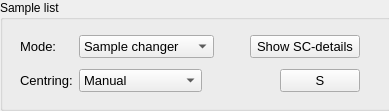
Before: the Qt Designer form Bricks/widgets/ui_files/Qt4_sample_changer_widget_layout.ui in mxcube/mxcubeqt, drawn with Qt 5.
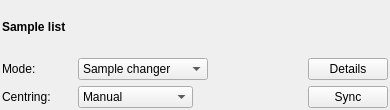
After: the same form once the commit is applied.

What changed in the file:
```diff
--- a/Bricks/widgets/ui_files/Qt4_sample_changer_widget_layout.ui
+++ b/Bricks/widgets/ui_files/Qt4_sample_changer_widget_layout.ui
@@ -6,67 +6,70 @@
    <rect>
     <x>0</x>
     <y>0</y>
-    <width>389</width>
-    <height>111</height>
+    <width>390</width>
+    <height>110</height>
    </rect>
   </property>
+  <property name="sizePolicy">
+   <sizepolicy hsizetype="Expanding" vsizetype="Expanding">
+    <horstretch>0</horstretch>
+    <verstretch>0</verstretch>
+   </sizepolicy>
+  </property>
+  <property name="maximumSize">
+   <size>
+    <width>32767</width>
+    <height>32767</height>
+   </size>
+  </property>
   <property name="windowTitle">
    <string>Form</string>
   </property>
-  <widget class="QGroupBox" name="sample_list_gbox">
-   <property name="geometry">
-    <rect>
-     <x>0</x>
-     <y>0</y>
-     <width>391</width>
-     <height>111</height>
-    </rect>
+  <layout class="QHBoxLayout">
+   <property name="spacing">
+    <number>0</number>
    </property>
-   <property name="title">
-    <string>Sample list</string>
+   <property name="margin">
+    <number>2</number>
    </property>
-   <widget class="QWidget" name="layoutWidget">
-    <property name="geometry">
-     <rect>
-      <x>20</x>
-      <y>30</y>
-      <width>340</width>
-      <height>67</height>
-     </rect>
-    </property>
-    <layout class="QVBoxLayout">
+   <item>
+    <layout class="QVBoxLayout" name="verticalLayout">
      <item>
-      <layout class="QHBoxLayout" name="_2">
-       <property name="margin">
-        <number>0</number>
+      <widget class="QLabel" name="label">
+       <property name="font">
+        <font>
+         <weight>75</weight>
+         <bold>true</bold>
+        </font>
        </property>
+       <property name="text">
+        <string>Sample list</string>
+       </property>
+      </widget>
+     </item>
+     <item>
+      <layout class="QHBoxLayout" name="horizontalLayout_2">
        <item>
-        <layout class="QHBoxLayout" name="_3">
-         <property name="spacing">
-          <number>22</number>
+        <widget class="QLabel" name="label_2">
+         <property name="sizePolicy">
+          <sizepolicy hsizetype="Fixed" vsizetype="Preferred">
+           <horstretch>0</horstretch>
+           <verstretch>0</verstretch>
+          </sizepolicy>
          </property>
-         <item>
-          <widget class="QLabel" name="filter_label">
-           <property name="font">
-            <font>
-             <pointsize>10</pointsize>
-            </font>
-           </property>
-           <property name="text">
-            <string>Mode:</string>
-           </property>
-           <property name="wordWrap">
-            <bool>false</bool>
-           </property>
-          </widget>
-         </item>
-         <item>
-          <widget class="QComboBox" name="filter_cbox">
-           <property name="font">
-            <font>
-             <pointsize>10</pointsize>
-            </font>
-           </property>
+         <property name="minimumSize">
+          <size>
+           <width>70</width>
+           <height>0</height>
+          </size>
+         </property>
+         <property name="text">
+          <string>Mode:</string>
+         </property>
+        </widget>
+       </item>
+       <item>
+        <widget class="QComboBox" name="filter_cbox">
            <item>
             <property name="text">
              <string>Sample changer</string>
@@ -87,21 +90,16 @@
              <string>Plate</string>
             </property>
            </item>
-          </widget>
-         </item>
-        </layout>
+        </widget>
        </item>
        <item>
-        <spacer name="hspacer_right">
+        <spacer name="horizontalSpacer_2">
          <property name="orientation">
           <enum>Qt::Horizontal</enum>
          </property>
-         <property name="sizeType">
-          <enum>QSizePolicy::Expanding</enum>
-         </property>
          <property name="sizeHint" stdset="0">
           <size>
-           <width>1</width>
+           <width>40</width>
            <height>20</height>
           </size>
          </property>
@@ -109,48 +107,42 @@
        </item>
        <item>
         <widget class="QPushButton" name="details_button">
-         <property name="minimumSize">
-          <size>
-           <width>110</width>
-           <height>0</height>
-          </size>
-         </property>
-         <property name="font">
-          <font>
-           <pointsize>10</pointsize>
-          </font>
+         <property name="sizePolicy">
+          <sizepolicy hsizetype="Fixed" vsizetype="Fixed">
+           <horstretch>0</horstretch>
+           <verstretch>0</verstretch>
+          </sizepolicy>
          </property>
          <property name="text">
-          <string>Show SC-details</string>
+          <string>Details</string>
          </property>
         </widget>
        </item>
       </layout>
      </item>
      <item>
-      <layout class="QHBoxLayout" name="_4">
+      <layout class="QHBoxLayout" name="horizontalLayout">
        <item>
-        <widget class="QLabel" name="centring_label">
-         <property name="font">
-          <font>
-           <pointsize>10</pointsize>
-          </font>
+        <widget class="QLabel" name="label_3">
+         <property name="sizePolicy">
+          <sizepolicy hsizetype="Fixed" vsizetype="Preferred">
+           <horstretch>0</horstretch>
+           <verstretch>0</verstretch>
+          </sizepolicy>
+         </property>
+         <property name="minimumSize">
+          <size>
+           <width>70</width>
+           <height>0</height>
+          </size>
          </property>
          <property name="text">
           <string>Centring:</string>
          </property>
-         <property name="wordWrap">
-          <bool>false</bool>
-         </property>
         </widget>
        </item>
        <item>
         <widget class="QComboBox" name="centring_cbox">
-         <property name="font">
-          <font>
-           <pointsize>10</pointsize>
-          </font>
-         </property>
          <property name="toolTip">
           <string>&lt;B&gt;Manual&lt;/B&gt; 3-Click centring &lt;BR&gt; &lt;B&gt;Semi Automatic&lt;/B&gt; - Gives the possibility to confirm centring &lt;BR&gt; &lt;B&gt;Fully Automatic&lt;/B&gt; - Continues without waiting for confirmation</string>
          </property>
@@ -176,12 +168,9 @@
          <property name="orientation">
           <enum>Qt::Horizontal</enum>
          </property>
-         <property name="sizeType">
-          <enum>QSizePolicy::Expanding</enum>
-         </property>
          <property name="sizeHint" stdset="0">
           <size>
-           <width>1</width>
+           <width>40</width>
            <height>20</height>
           </size>
          </property>
@@ -189,22 +178,19 @@
        </item>
        <item>
         <widget class="QPushButton" name="synch_button">
-         <property name="font">
-          <font>
-           <pointsize>10</pointsize>
-          </font>
-         </property>
          <property name="text">
-          <string>S</string>
+          <string>Sync</string>
          </property>
         </widget>
        </item>
       </layout>
      </item>
     </layout>
-   </widget>
-  </widget>
+   </item>
+  </layout>
  </widget>
+ <layoutdefault spacing="6" margin="11"/>
+ <pixmapfunction>qPixmapFromMimeSource</pixmapfunction>
  <resources/>
  <connections/>
 </ui>
```
Left out of the diff: 8 changed lines with no effect on the pictures.
